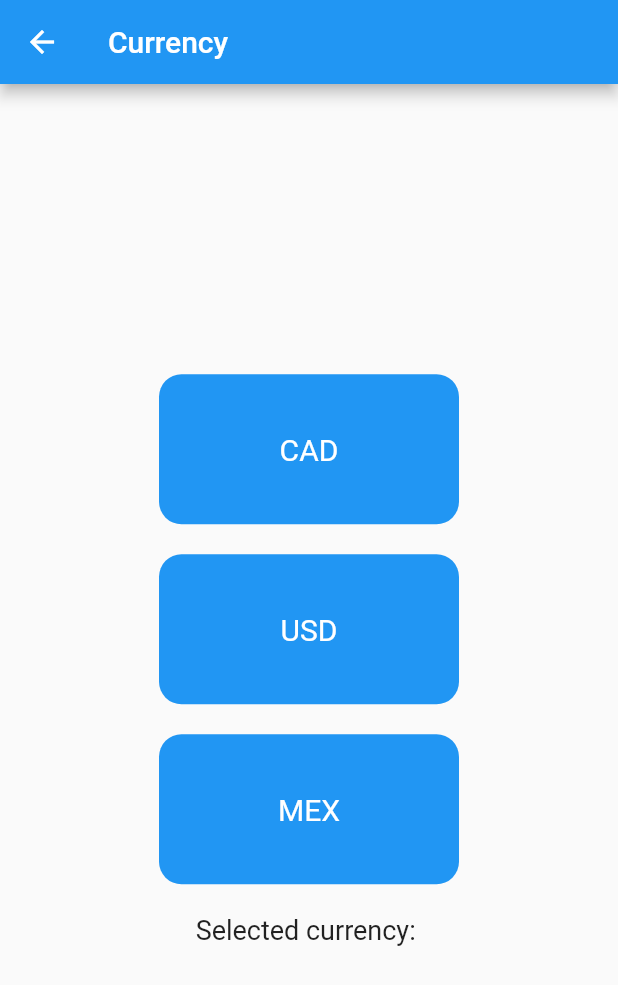
After one commit to harsh1715/PropertyPal, a Flutter app: the SettingsScreen screen opened directly, after a tap on "Currency", on a phone screen of 412 x 824 dp. The commit adds this screen. Shown: the top 985 px of the screen. Run offline on Flutter 3.47's test engine with Material 2 defaults, Android fonts, the phone set to English and light mode, and no system bars; our stand-ins replace firebase_auth, firebase_core; accounts and stored records are empty.

Commit message:
Settings page in progress

```diff
--- a/lib/screens/dashboard.dart
+++ b/lib/screens/dashboard.dart
@@ -2,6 +2,7 @@ import 'package:firebase_auth/firebase_auth.dart';
 import 'package:flutter/material.dart';
 import 'package:propertypal/screens/home_screen.dart';
 import 'package:propertypal/screens/reminder_screen.dart';
+import 'package:propertypal/screens/settings/settings_screen.dart';
 import 'package:propertypal/widgets/navbar.dart';
 
 import 'login_screens.dart';
@@ -16,7 +17,7 @@ class Dashboard extends StatefulWidget {
 class _DashboardState extends State<Dashboard> {
   var isLogoutLoading = false;
   int currentIndex = 0;
-  var pageViewList = [HomeScreen(), ReminderScreen()];
+  var pageViewList = [HomeScreen(), ReminderScreen(), SettingsScreen()];
 
 
 
--- /dev/null
+++ b/lib/screens/settings/currency_screen.dart
@@ -0,0 +1,70 @@
+import 'package:flutter/material.dart';
+
+class CurrencyScreen extends StatefulWidget {
+  const CurrencyScreen({Key? key});
+
+  @override
+  State<CurrencyScreen> createState() => _CurrencyScreenState();
+}
+
+class _CurrencyScreenState extends State<CurrencyScreen> {
+  String selectedCurrency = '';
+
+  void selectCurrency(String currency) {
+    setState(() {
+      selectedCurrency = currency;
+    });
+  }
+
+  Widget buildCurrencyButton(String currency, String label) {
+    Color color = selectedCurrency == currency ? Colors.black : Colors.blue;
+
+    return InkWell(
+      onTap: () {
+        selectCurrency(currency);
+      },
+      child: Container(
+        width: 200,
+        height: 100,
+        decoration: BoxDecoration(
+          color: color,
+          borderRadius: BorderRadius.circular(15),
+        ),
+        alignment: Alignment.center,
+        child: Text(
+          label,
+          style: TextStyle(
+            fontSize: 20,
+            color: Colors.white,
+          ),
+        ),
+      ),
+    );
+  }
+
+  @override
+  Widget build(BuildContext context) {
+    return Scaffold(
+      appBar: AppBar(
+        title: Text('Currency'),
+      ),
+      body: Center(
+        child: Column(
+          mainAxisAlignment: MainAxisAlignment.center,
+          children: <Widget>[
+            buildCurrencyButton('CAD', 'CAD'),
+            SizedBox(height: 20),
+            buildCurrencyButton('USD', 'USD'),
+            SizedBox(height: 20),
+            buildCurrencyButton('MEX', 'MEX'),
+            SizedBox(height: 20),
+            Text(
+              'Selected currency: $selectedCurrency',
+              style: TextStyle(fontSize: 18),
+            ),
+          ],
+        ),
+      ),
+    );
+  }
+}
--- /dev/null
+++ b/lib/screens/settings/settings_screen.dart
@@ -0,0 +1,200 @@
+import 'package:firebase_auth/firebase_auth.dart';
+import 'package:flutter/material.dart';
+import 'package:propertypal/screens/settings/currency_screen.dart';
+import 'package:propertypal/screens/settings/account_screen.dart';
+import '../login_screens.dart';
+
+class SettingsScreen extends StatefulWidget {
+  const SettingsScreen({Key? key});
+
+  @override
+  State<SettingsScreen> createState() => _SettingsState();
+}
+
+class _SettingsState extends State<SettingsScreen> {
+  var isLogoutLoading = false;
+  bool receiveNotifications = true;
+  String metricMeasurement = 'm²';
+
+  Future<void> logOut() async {
+    setState(() {
+      isLogoutLoading = true;
+    });
+    await FirebaseAuth.instance.signOut();
+    Navigator.of(context).pushReplacement(
+      MaterialPageRoute(builder: (context) => Login()),
+    );
+
+    setState(() {
+      isLogoutLoading = false;
+    });
+  }
+
+  @override
+  Widget build(BuildContext context) {
+    return Scaffold(
+      appBar: AppBar(
+        title: Text("Settings", style: TextStyle(color: Colors.white)),
+        centerTitle: true,
+      ),
+      body: Column(
+        crossAxisAlignment: CrossAxisAlignment.center,
+        children: [
+          buildListTile("Account"),
+          buildListTile("Currency"),
+          buildToggleListTileWithLabels(
+            "Notifications",
+            receiveNotifications,
+                (bool value) {
+              setState(() {
+                receiveNotifications = value;
+              });
+            },
+          ),
+          buildToggleMetricMeasurementListTile(),
+          buildListTileWithLogout("Log Out"),
+        ],
+      ),
+    );
+  }
+
+  Widget buildListTile(String title) {
+    return Column(
+      children: <Widget>[
+        ListTile(
+          title: Text(title),
+          onTap: () {
+            if (title == "Account") {
+              Navigator.of(context).push(MaterialPageRoute(builder: (context) => AccountScreen()));
+            } else if (title == "Currency") {
+              Navigator.of(context).push(MaterialPageRoute(builder: (context) => CurrencyScreen()));
+            } else if (title == "Log Out") {
+              showLogoutConfirmationDialog(context);
+            }
+          },
+          trailing: Icon(Icons.chevron_right),
+        ),
+        Divider(
+          color: Colors.grey.shade500,
+          height: 0,
+          thickness: 1,
+        ),
+      ],
+    );
+  }
+
+
+  Widget buildListTileWithLogout(String title) {
+    return Column(
+      children: <Widget>[
+        ListTile(
+          title: Text(title),
+          onTap: () {
+            if (title == "Log Out") {
+              showLogoutConfirmationDialog(context);
+            }
+          },
+          trailing: Icon(Icons.chevron_right),
+        ),
+        Divider(
+          color: Colors.grey.shade500,
+          height: 0,
+          thickness: 1,
+        ),
+      ],
+    );
+  }
+
+  Widget buildToggleListTile(String title, bool value, ValueChanged<bool> onChanged) {
+    return ListTile(
+      title: Text(title),
+      trailing: Switch(
+        value: value,
+        onChanged: onChanged,
+      ),
+    );
+  }
+
+  Widget buildToggleListTileWithLabels(String title, bool value, ValueChanged<bool> onChanged) {
+    return Column(
+      children: [
+        ListTile(
+          title: Text(title),
+          trailing: Row(
+            mainAxisSize: MainAxisSize.min,
+            children: [
+              Text('OFF'),
+              Switch(
+                value: value,
+                onChanged: onChanged,
+              ),
+              Text('ON'),
+            ],
+          ),
+        ),
+        Divider(
+          color: Colors.grey.shade400,
+          height: 0,
+          thickness: 1,
+        ),
+      ],
+    );
+  }
+
+  Widget buildToggleMetricMeasurementListTile() {
+    return Column(
+      children: [
+        ListTile(
+          title: Text("Metric Measurements"),
+          trailing: Row(
+            mainAxisSize: MainAxisSize.min,
+            children: [
+              Text('FT²'),
+              Switch(
+                value: metricMeasurement == 'FT²',
+                onChanged: (bool value) {
+                  setState(() {
+                    metricMeasurement = value ? 'FT²' : 'M²';
+                  });
+                },
+              ),
+              Text('M²'),
+            ],
+          ),
+        ),
+        Divider(
+          color: Colors.grey.shade500,
+          height: 0,
+          thickness: 1,
+        ),
+      ],
+    );
+  }
+
+  void showLogoutConfirmationDialog(BuildContext context) {
+    showDialog(
+      context: context,
+      builder: (BuildContext context) {
+        return AlertDialog(
+          title: Text("Log Out"),
+          content: Text("Are you sure you want to log out of your account?"),
+          actions: <Widget>[
+            TextButton(
+              onPressed: () {
+                Navigator.of(context).pop();
+              },
+              child: Text("Cancel"),
+            ),
+            TextButton(
+              onPressed: () {
+                logOut();
+                Navigator.of(context).pop();
+              },
+              child: Text("Log Out"),
+            ),
+          ],
+        );
+      },
+    );
+  }
+}
```
Also changed, not shown: lib/screens/settings/account_screen.dart (added, +58 -0 lines).
